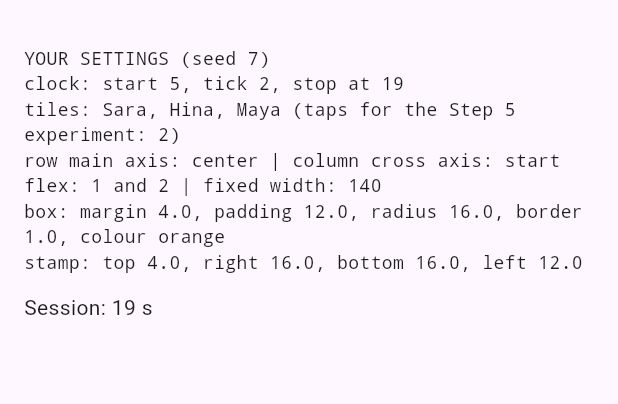
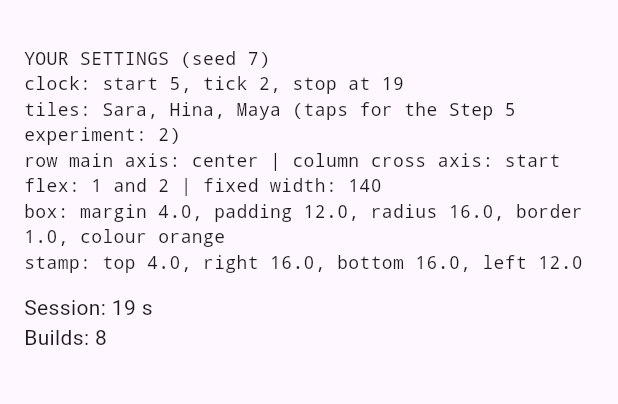
Before and after one commit to muzaffarCs/MAD_Lab, a Flutter app: the screen it shows after launch, on a phone screen of 412 x 824 dp, the part 63-467 px from its top. Run offline on Flutter 3.47's test engine with Material 3 defaults, Android fonts, the phone set to English and light mode, and no system bars.

Commit message:
Layout lab: step 2

```diff
--- a/layout_lab/lib/main.dart
+++ b/layout_lab/lib/main.dart
@@ -12,12 +12,25 @@ final int t = seed ~/ 10; // tens digit
 final int u = seed % 10; // units digit
 
 const List<String> courses = [
-  'Mobile Dev', 'Data Structures', 'Operating Systems', 'Databases',
-  'Networks', 'Software Eng', 'AI', 'Web Engineering', 'Graphics', 'Security',
+  'Mobile Dev',
+  'Data Structures',
+  'Operating Systems',
+  'Databases',
+  'Networks',
+  'Software Eng',
+  'AI',
+  'Web Engineering',
+  'Graphics',
+  'Security',
 ];
 const List<String> names = ['Ali', 'Sara', 'Omar', 'Hina', 'Zain', 'Maya'];
 const List<String> mains = [
-  'start', 'center', 'end', 'spaceBetween', 'spaceAround', 'spaceEvenly',
+  'start',
+  'center',
+  'end',
+  'spaceBetween',
+  'spaceAround',
+  'spaceEvenly',
 ];
 const List<String> crosses = ['start', 'center', 'end'];
 const List<String> hues = ['teal', 'indigo', 'orange', 'pink', 'green'];
@@ -151,7 +164,7 @@ class SummaryRow extends StatelessWidget {
   }
 }
 
- // Step 1: The Clock
+// Step 1: The Clock
 class Clock extends StatefulWidget {
   const Clock({super.key});
 
@@ -162,12 +175,15 @@ class Clock extends StatefulWidget {
 class _ClockState extends State<Clock> {
   late Timer _timer;
   int _seconds = startSec;
+  int _builds = 0;
 
   @override
   void initState() {
     super.initState();
+    lifecycleLog.add('initState');
 
-    // Start the timer once when the widget is initialized.
+    // We start the Timer in initState so only one timer is created.
+    // Starting it in build would create new timers on rebuilds and speed up the clock.
     _timer = Timer.periodic(const Duration(seconds: 1), (timer) {
       setState(() => _seconds += tick);
 
@@ -177,11 +193,25 @@ class _ClockState extends State<Clock> {
     });
   }
 
+  // build runs once initially and once for each timer tick because setState rebuilds the Clock.
+  // Without cancelling the timer in dispose, it could call setState after the widget is removed.
+  @override
+  void dispose() {
+    _timer.cancel();
+    lifecycleLog.add('dispose');
+    super.dispose();
+  }
+
   @override
   Widget build(BuildContext context) {
-    return Text(
-      'Session: $_seconds s',
-      key: const Key('clock'),
+    _builds++;
+
+    return Column(
+      crossAxisAlignment: CrossAxisAlignment.start,
+      children: [
+        Text('Session: $_seconds s', key: const Key('clock')),
+        Text('Builds: $_builds', key: const Key('builds')),
+      ],
     );
   }
 }
```
